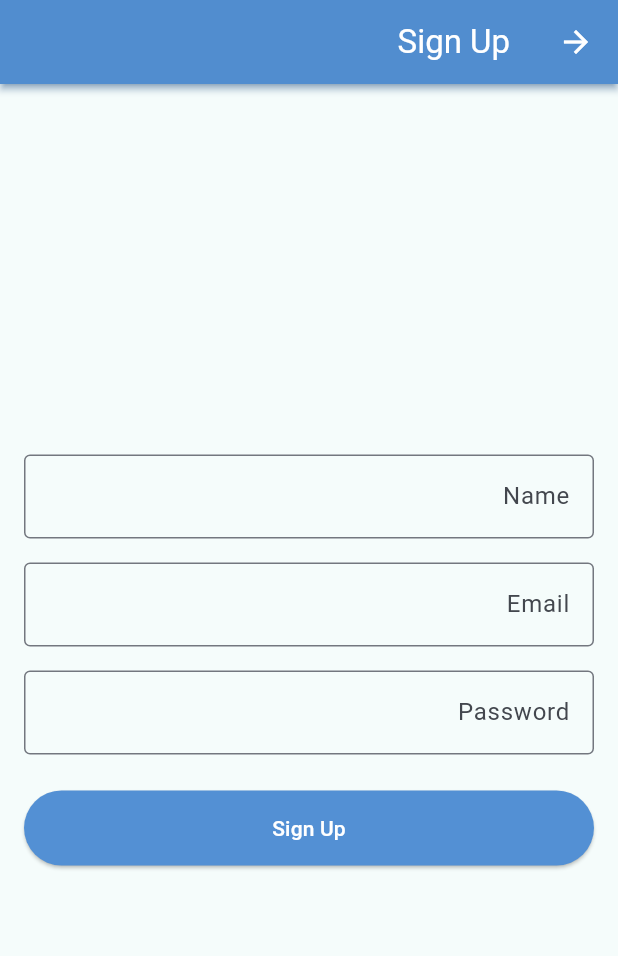
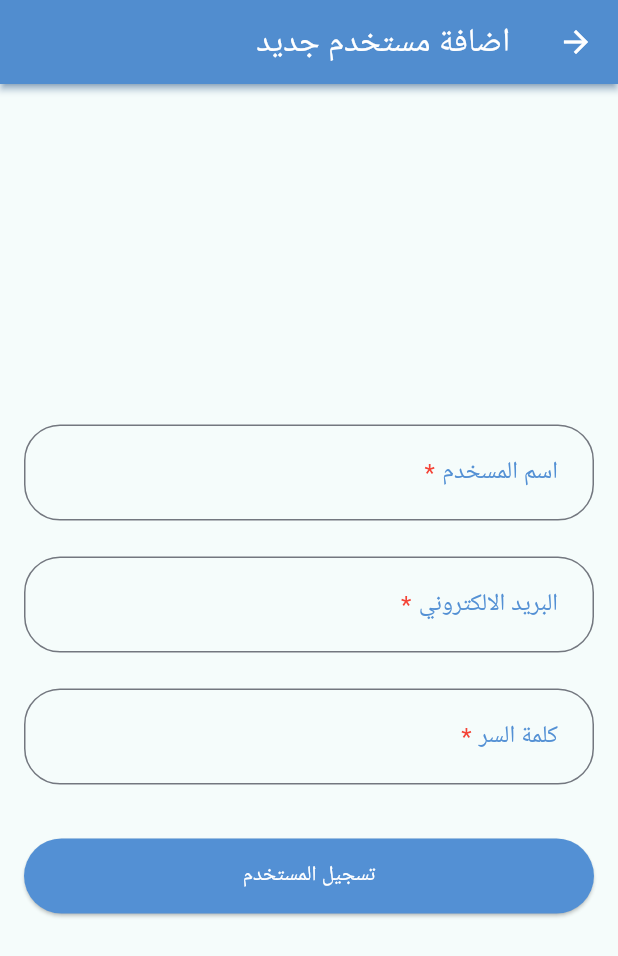
Before and after one commit to ELDemy/inventory_app, a Flutter app: the SignUpScreen screen opened directly, on a phone screen of 412 x 824 dp. Shown: the top 956 px of the screen. Run offline on Flutter 3.47's test engine with Material 3 defaults, Android fonts, the phone set to English and light mode, and no system bars; our stand-ins replace bloc, cloud_firestore, connectivity_plus, firebase_auth, firebase_core, flutter_bloc and 4 more; accounts and stored records are empty.

Commit message:
users management

```diff
--- a/lib/core/utils/app_colors.dart
+++ b/lib/core/utils/app_colors.dart
@@ -9,11 +9,11 @@ class AppColors {
   static const Color lightRedColor = Color(0xFFD45353);
   static const Color lightGreenColor = Color(0xFF53D48C);
 
-  static const Color lightPendingColor = Color(0xFFF5FCFB);
-  static const Color lightApprovedColor = Color(0xFFFAFDF5);
-  static const Color approvedColor = Color(0xFFA3D139);
-  static const Color lightRejectedColor = Color(0xFFFFF9F8);
-  static const Color rejectedColor = Color(0xFFFF6556);
-
-  static Color lightBlack = Colors.black.withOpacity(.6);
+  // static const Color lightPendingColor = Color(0xFFF5FCFB);
+  // static const Color lightApprovedColor = Color(0xFFFAFDF5);
+  // static const Color approvedColor = Color(0xFFA3D139);
+  // static const Color lightRejectedColor = Color(0xFFFFF9F8);
+  // static const Color rejectedColor = Color(0xFFFF6556);
+  //
+  // static Color lightBlack = Colors.black.withOpacity(.6);
 }
--- a/lib/features/auth/presentation/sign_up_screen.dart
+++ /dev/null
@@ -1,122 +0,0 @@
-import 'package:flutter/material.dart';
-import 'package:flutter_bloc/flutter_bloc.dart';
-import 'package:inventory_app/features/auth/data/auth_cubit/auth_cubit.dart';
-
-// sign_up_screen.dart
-class SignUpScreen extends StatelessWidget {
-  SignUpScreen({super.key});
-
-  final TextEditingController _nameController = TextEditingController();
-  final TextEditingController _emailController = TextEditingController();
-  final TextEditingController _passwordController = TextEditingController();
-  final GlobalKey<FormState> _formKey = GlobalKey<FormState>();
-
-  @override
-  Widget build(BuildContext context) {
-    return Scaffold(
-      appBar: AppBar(title: const Text('Sign Up')),
-      body: BlocConsumer<AuthCubit, AuthState>(
-        listener: (context, state) {
-          if (state is AuthError) {
-            ScaffoldMessenger.of(context).showSnackBar(
-              SnackBar(
-                content: Text(state.message),
-                backgroundColor: Colors.red,
-              ),
-            );
-          } else if (state is AuthSuccess) {
-            ScaffoldMessenger.of(context).showSnackBar(
-              const SnackBar(
-                content: Text('Sign up successful!'),
-                backgroundColor: Colors.green,
-              ),
-            );
-            // Navigate to home screen or handle success
-          }
-        },
-        builder: (context, state) {
-          return Padding(
-            padding: const EdgeInsets.all(16.0),
-            child: Form(
-              key: _formKey,
-              child: Column(
-                mainAxisAlignment: MainAxisAlignment.center,
-                children: [
-                  TextFormField(
-                    controller: _nameController,
-                    decoration: const InputDecoration(
-                      labelText: 'Name',
-                      border: OutlineInputBorder(),
-                    ),
-                    validator: (value) {
-                      if (value == null || value.isEmpty) {
-                        return 'Please enter your name';
-                      }
-                      return null;
-                    },
-                  ),
-                  const SizedBox(height: 16),
-                  TextFormField(
-                    controller: _emailController,
-                    decoration: const InputDecoration(
-                      labelText: 'Email',
-                      border: OutlineInputBorder(),
-                    ),
-                    validator: (value) {
-                      if (value == null || value.isEmpty) {
-                        return 'Please enter your email';
-                      }
-                      if (!value.contains('@')) {
-                        return 'Please enter a valid email';
-                      }
-                      return null;
-                    },
-                  ),
-                  const SizedBox(height: 16),
-                  TextFormField(
-                    controller: _passwordController,
-                    decoration: const InputDecoration(
-                      labelText: 'Password',
-                      border: OutlineInputBorder(),
-                    ),
-                    obscureText: true,
-                    validator: (value) {
-                      if (value == null || value.isEmpty) {
-                        return 'Please enter your password';
-                      }
-                      if (value.length < 6) {
-                        return 'Password must be at least 6 characters';
-                      }
-                      return null;
-                    },
-                  ),
-                  const SizedBox(height: 24),
-                  SizedBox(
-                    width: double.infinity,
-                    height: 50,
-                    child: ElevatedButton(
-                      onPressed: state is AuthLoading
-                          ? null
-                          : () {
-                              if (_formKey.currentState!.validate()) {
-                                context.read<AuthCubit>().signUp(
-                                      name: _nameController.text.trim(),
-                                      email: _emailController.text.trim(),
-                                      password: _passwordController.text,
-                                    );
-                              }
-                            },
-                      child: state is AuthLoading
-                          ? const CircularProgressIndicator()
-                          : const Text('Sign Up'),
-                    ),
-                  ),
-                ],
-              ),
-            ),
-          );
-        },
-      ),
-    );
-  }
-}
--- a/lib/features/auth/presentation/signin.dart
+++ b/lib/features/auth/presentation/signin.dart
@@ -7,7 +7,7 @@ import 'package:inventory_app/core/utils/show_info_util.dart';
 import 'package:inventory_app/features/auth/data/auth_cubit/auth_cubit.dart';
 import 'package:inventory_app/features/home/presentation/home_screen.dart';
 
-import 'sign_up_screen.dart';
+import '../../user_management/presentation/sign_up_screen.dart';
 
 class SignInScreen extends StatelessWidget {
   SignInScreen({super.key});
@@ -83,7 +83,6 @@ class SignInScreen extends StatelessWidget {
                   const SizedBox(height: 16),
                   TextButton(
                     onPressed: () {
-                      // Navigate to sign up screen
                       Navigator.push(
                         context,
                         MaterialPageRoute(
--- /dev/null
+++ b/lib/features/user_management/data/user_management_cubit/user_management_state.dart
@@ -0,0 +1,29 @@
+part of 'user_management_cubit.dart';
+
+@immutable
+sealed class UserManagementState {}
+
+final class UserManagementInitial extends UserManagementState {}
+
+final class UserManagementLoading extends UserManagementState {}
+
+final class UserManagementSuccess extends UserManagementState {}
+
+final class UserManagementFailure extends UserManagementState {
+  final String errMsg;
+
+  UserManagementFailure(this.errMsg);
+}
+
+@immutable
+sealed class UserSignUpState extends UserManagementState {}
+
+final class UserSignUpLoading extends UserSignUpState {}
+
+final class UserSignUpSuccess extends UserSignUpState {}
+
+final class UserSignUpFailure extends UserSignUpState {
+  final String errMsg;
+
+  UserSignUpFailure(this.errMsg);
+}
--- /dev/null
+++ b/lib/features/user_management/data/user_model.dart
@@ -0,0 +1,39 @@
+import 'package:cloud_firestore/cloud_firestore.dart';
+
+class UserModel {
+  final DateTime createdAt;
+  final String password;
+  final String role;
+  final String name;
+  final String email;
+
+  UserModel({
+    required this.createdAt,
+    required this.password,
+    required this.role,
+    required this.name,
+    required this.email,
+  });
+
+  // Factory constructor to create a UserModel from Firestore data
+  factory UserModel.fromFirestore(Map<String, dynamic> data) {
+    return UserModel(
+      createdAt: (data['createdAt'] as Timestamp).toDate(),
+      password: data['password'] ?? '',
+      role: data['role'] ?? '',
+      name: data['name'] ?? '',
+      email: data['email'] ?? '',
+    );
+  }
+
+  // Convert the model to a map to save it back to Firestore
+  Map<String, dynamic> toMap() {
+    return {
+      'createdAt': Timestamp.fromDate(createdAt),
+      'password': password,
+      'role': role,
+      'name': name,
+      'email': email,
+    };
+  }
+}
--- /dev/null
+++ b/lib/features/user_management/presentation/sign_up_screen.dart
@@ -0,0 +1,89 @@
+import 'package:flutter/material.dart';
+import 'package:flutter_bloc/flutter_bloc.dart';
+import 'package:inventory_app/core/components/custom_text_form_field.dart';
+import 'package:inventory_app/core/utils/show_info_util.dart';
+import 'package:inventory_app/features/user_management/data/user_management_cubit/user_management_cubit.dart';
+
+// sign_up_screen.dart
+class SignUpScreen extends StatelessWidget {
+  SignUpScreen({super.key});
+
+  final TextEditingController _nameController = TextEditingController();
+  final TextEditingController _emailController = TextEditingController();
+  final TextEditingController _passwordController = TextEditingController();
+  final GlobalKey<FormState> _formKey = GlobalKey<FormState>();
+
+  @override
+  Widget build(BuildContext context) {
+    return BlocProvider(
+      create: (context) => UserManagementCubit(),
+      child: Scaffold(
+        appBar: AppBar(title: const Text('اضافة مستخدم جديد')),
+        body: BlocConsumer<UserManagementCubit, UserManagementState>(
+          listener: (context, state) {
+            if (state is UserSignUpFailure) {
+              ScaffoldMessenger.of(context).showSnackBar(
+                SnackBar(
+                  content: Text(state.errMsg),
+                  backgroundColor: Colors.red,
+                ),
+              );
+            } else if (state is UserSignUpSuccess) {
+              ShowInfoUtil.showSnackBar(context, 'تم التسجيل بنجاح');
+              Navigator.pop(context);
+            }
+          },
+          builder: (context, state) {
+            return Padding(
+              padding: const EdgeInsets.all(16.0),
+              child: Form(
+                key: _formKey,
+                child: Column(
+                  mainAxisAlignment: MainAxisAlignment.center,
+                  children: [
+                    CustomTextFormField(
+                      controller: _nameController,
+                      labelText: 'اسم المسخدم',
+                      isRequired: true,
+                    ),
+                    CustomTextFormField(
+                      controller: _emailController,
+                      labelText: 'البريد الالكتروني',
+                      isRequired: true,
+                    ),
+                    CustomTextFormField(
+                      controller: _passwordController,
+                      labelText: 'كلمة السر',
+                      isRequired: true,
+                    ),
+                    const SizedBox(height: 24),
+                    SizedBox(
+                      width: double.infinity,
+                      height: 50,
+                      child: ElevatedButton(
+                        onPressed: state is UserSignUpLoading
+                            ? null
+                            : () {
+                                if (_formKey.currentState!.validate()) {
+                                  context.read<UserManagementCubit>().signUp(
+                                        name: _nameController.text.trim(),
+                                        email: _emailController.text.trim(),
+                                        password: _passwordController.text,
+                                      );
+                                }
+                              },
+                        child: state is UserSignUpLoading
+                            ? const CircularProgressIndicator()
+                            : const Text('تسجيل المستخدم'),
+                      ),
+                    ),
+                  ],
+                ),
+              ),
+            );
+          },
+        ),
+      ),
+    );
+  }
+}
--- a/lib/main.dart
+++ b/lib/main.dart
@@ -4,7 +4,7 @@ import 'package:flutter_bloc/flutter_bloc.dart';
 import 'package:flutter_localizations/flutter_localizations.dart';
 import 'package:inventory_app/core/utils/app_theme.dart';
 import 'package:inventory_app/features/auth/data/auth_cubit/auth_cubit.dart';
-import 'package:inventory_app/features/home/presentation/home_screen.dart';
+import 'package:inventory_app/features/splash_screen/splash_screen.dart';
 
 import 'core/constants/bloc_observer.dart';
 import 'di/injector.dart';
@@ -34,7 +34,7 @@ class InventoryApp extends StatelessWidget {
         supportedLocales: const [Locale("ar")],
         locale: const Locale("ar"),
         theme: AppTheme.appTheme,
-        home: const HomeScreen(),
+        home: const SplashScreen(),
       ),
     );
   }
```
Also changed, not shown: lib/features/auth/data/auth_cubit/auth_cubit.dart (+11 -3 lines), lib/features/home/presentation/home_screen.dart (+48 -5 lines), lib/features/home/presentation/widgets/anim_search.dart (+11 -4 lines), lib/features/user_management/data/user_management_cubit/user_management_cubit.dart (added, +108 -0 lines), lib/features/user_management/presentation/user_management_screen.dart (added, +16 -0 lines), lib/features/user_management/presentation/widgets/user_management_body.dart (added, +102 -0 lines).
